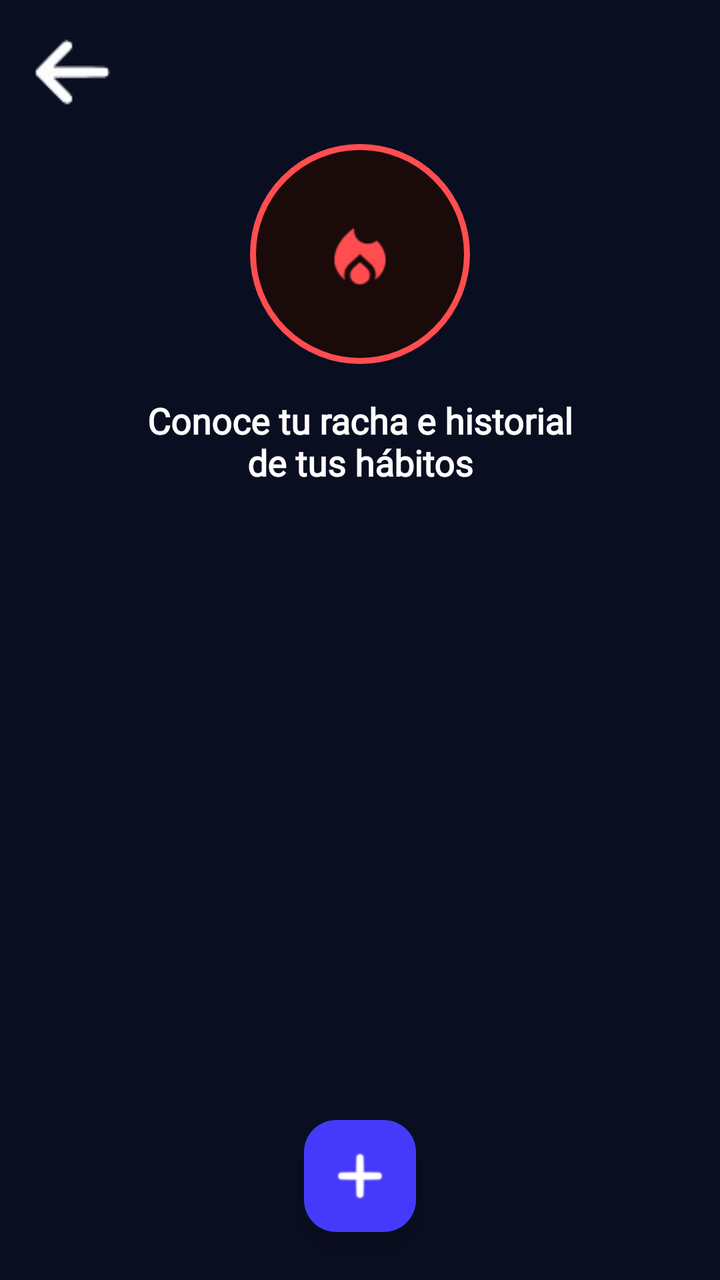
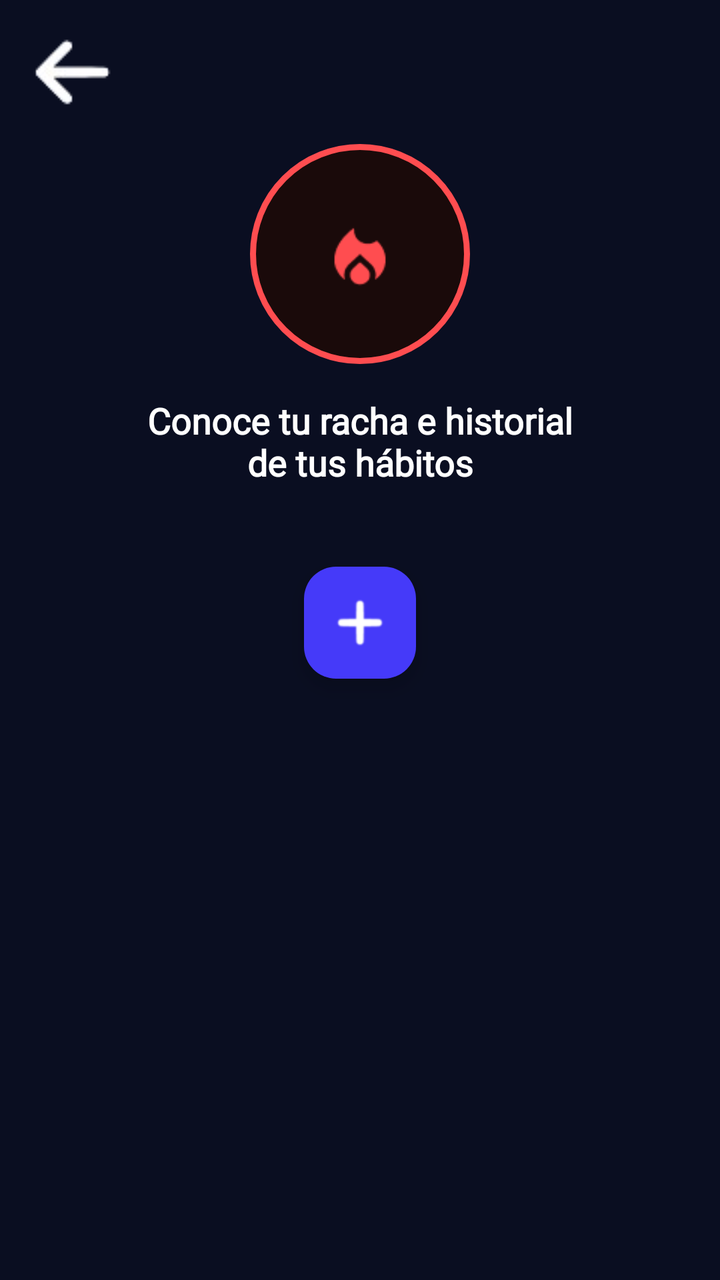

Compare the two renders of this Android layout. The source of the first and the diff that turns it into the second are given below.
<!-- AndroidManifest.xml: application theme Theme.Consty_Group -->
<!-- res/layout/fragment_racha_de_habitos.xml -->
<?xml version="1.0" encoding="utf-8"?>
<androidx.constraintlayout.widget.ConstraintLayout
    xmlns:android="http://schemas.android.com/apk/res/android"
    xmlns:app="http://schemas.android.com/apk/res-auto"
    xmlns:tools="http://schemas.android.com/tools"
    android:layout_width="match_parent"
    android:layout_height="match_parent"
    android:background="@color/backgroundColo"
    tools:context=".main.abito.RachaDeHabitosFragment">

    
    <ImageButton
        android:id="@+id/btnVolver"
        android:layout_width="40dp"
        android:layout_height="40dp"
        android:layout_marginStart="16dp"
        android:layout_marginTop="16dp"
        android:src="@drawable/iconovolver"
        android:background="?attr/selectableItemBackgroundBorderless"
        android:contentDescription="@string/volver"
        app:layout_constraintTop_toTopOf="parent"
        app:layout_constraintStart_toStartOf="parent" />

    
    <FrameLayout
        android:id="@+id/frameIconoFuego"
        android:layout_width="110dp"
        android:layout_height="110dp"
        android:layout_marginTop="16dp"
        android:background="@drawable/bg_fuego_racha"
        app:layout_constraintTop_toBottomOf="@id/btnVolver"
        app:layout_constraintStart_toStartOf="parent"
        app:layout_constraintEnd_toEndOf="parent">

        <ImageView
            android:layout_width="60dp"
            android:layout_height="60dp"
            android:layout_gravity="center"
            android:src="@drawable/racha"
            app:tint="@color/ColorRojo" />
    </FrameLayout>

    
    <TextView
        android:id="@+id/tvDescripcion"
        android:layout_width="wrap_content"
        android:layout_height="wrap_content"
        android:layout_marginTop="16dp"
        android:text="@string/conoce_tu_racha_e_historial_nde_tus_habitos"
        android:fontFamily="@font/museomoderno"
        android:textColor="@color/white"
        android:textSize="18sp"
        android:textStyle="bold"
        android:gravity="center"
        app:layout_constraintTop_toBottomOf="@id/frameIconoFuego"
        app:layout_constraintStart_toStartOf="parent"
        app:layout_constraintEnd_toEndOf="parent" />

    
    <androidx.recyclerview.widget.RecyclerView
        android:id="@+id/rvRachaHabitos"
        android:layout_width="match_parent"
        android:layout_height="wrap_content"
        android:layout_marginTop="16dp"
        android:paddingHorizontal="8dp"
        android:clipToPadding="false"
        app:layoutManager="androidx.recyclerview.widget.GridLayoutManager"
        app:spanCount="2"
        app:layout_constraintTop_toBottomOf="@id/tvDescripcion"
        app:layout_constraintStart_toStartOf="parent"
        app:layout_constraintEnd_toEndOf="parent"
        tools:listitem="@layout/item_racha_habito"
        tools:itemCount="4" />

    
    <com.google.android.material.floatingactionbutton.FloatingActionButton
        android:id="@+id/fabAgregarHabito"
        android:layout_width="wrap_content"
        android:layout_height="wrap_content"
        android:layout_marginBottom="24dp"
        android:src="@drawable/plus"
        android:contentDescription="@string/agregar_h_bito"
        app:backgroundTint="@color/ColorBotones"
        app:tint="@color/white"
        app:fabSize="normal"
        app:layout_constraintBottom_toBottomOf="parent"
        app:layout_constraintStart_toStartOf="parent"
        app:layout_constraintEnd_toEndOf="parent" />

</androidx.constraintlayout.widget.ConstraintLayout>
<!-- res/layout/item_racha_habito.xml (included above) -->
<?xml version="1.0" encoding="utf-8"?>
<androidx.cardview.widget.CardView
    xmlns:android="http://schemas.android.com/apk/res/android"
    xmlns:app="http://schemas.android.com/apk/res-auto"
    android:id="@+id/cardRachaHabito"
    android:layout_width="match_parent"
    android:layout_height="170dp"
    android:layout_margin="8dp"
    app:cardBackgroundColor="@android:color/transparent"
    app:cardCornerRadius="20dp"
    app:cardElevation="0dp">

    <LinearLayout
        android:id="@+id/containerRacha"
        android:layout_width="match_parent"
        android:layout_height="match_parent"
        android:orientation="vertical"
        android:padding="16dp"
        android:gravity="center_horizontal"
        android:background="@drawable/borde_racha_azul">

        
        <RelativeLayout
            android:layout_width="match_parent"
            android:layout_height="wrap_content"
            android:layout_marginBottom="8dp">

            <LinearLayout
                android:layout_width="wrap_content"
                android:layout_height="wrap_content"
                android:orientation="horizontal"
                android:gravity="center_vertical"
                android:layout_alignParentStart="true">

                <ImageView
                    android:layout_width="16dp"
                    android:layout_height="16dp"
                    android:src="@drawable/racha"
                    app:tint="@color/ColorRojo" />

                <TextView
                    android:id="@+id/tvDiasRacha"
                    android:layout_width="wrap_content"
                    android:layout_height="wrap_content"
                    android:layout_marginStart="4dp"
                    android:text="@string/_12_dias"
                    android:textColor="#B0B0B0"
                    android:textSize="12sp"
                    android:textStyle="bold" />
            </LinearLayout>

            
            <ImageView
                android:id="@+id/ivCheckRacha"
                android:layout_width="20dp"
                android:layout_height="20dp"
                android:layout_alignParentEnd="true"
                android:src="@drawable/check_abito" />
        </RelativeLayout>

        
        <FrameLayout
            android:id="@+id/layoutIconoHabito"
            android:layout_width="65dp"
            android:layout_height="65dp"
            android:layout_marginVertical="4dp"
            android:background="@drawable/bg_icono_habito">

            <ImageView
                android:id="@+id/ivIconoHabito"
                android:layout_width="35dp"
                android:layout_height="35dp"
                android:layout_gravity="center"
                android:src="@drawable/racha"
                android:scaleType="centerInside" />
        </FrameLayout>

        
        <TextView
            android:id="@+id/tvNombreHabito"
            android:layout_width="match_parent"
            android:layout_height="wrap_content"
            android:layout_marginTop="8dp"
            android:text="@string/meditacion"
            android:textColor="@color/white"
            android:textSize="14sp"
            android:textStyle="bold"
            android:gravity="center" />

    </LinearLayout>

</androidx.cardview.widget.CardView>
<!-- resources referenced by this layout -->
<resources>
  <color name="ColorBotones">#453AF9</color>
  <color name="ColorRojo">#FF4D50</color>
  <color name="backgroundColo">#0A0E21</color>
  <color name="white">#FFFFFFFF</color>
  <!-- drawable bg_fuego_racha (drawable) -->
  <?xml version="1.0" encoding="utf-8"?>
  <shape xmlns:android="http://schemas.android.com/apk/res/android"
      android:shape="oval">
      <solid android:color="#1A0A0A" />
      <stroke android:width="3dp" android:color="@color/ColorRojo" />
  </shape>
  <!-- drawable bg_icono_habito (drawable) -->
  <?xml version="1.0" encoding="utf-8"?>
  <shape xmlns:android="http://schemas.android.com/apk/res/android">
      <solid android:color="@color/bgiconoHabito" /> 
      <corners android:radius="12dp" />
  </shape>
  <!-- drawable borde_racha_azul (drawable) -->
  <?xml version="1.0" encoding="utf-8"?>
  <shape xmlns:android="http://schemas.android.com/apk/res/android">
      <solid android:color="@color/backgroundColo" />
      <corners android:radius="20dp" />
      <stroke android:width="3dp" android:color="#453AF9" />
  </shape>
  <!-- drawable check_abito (drawable) -->
  <?xml version="1.0" encoding="utf-8"?>
  <selector xmlns:android="http://schemas.android.com/apk/res/android">
      <item android:state_checked="true">
          <shape android:shape="oval">
              <solid android:color="@color/white" />
              <stroke android:width="2dp" android:color="@color/white" />
          </shape>
      </item>
      <item>
          <shape android:shape="oval">
              <solid android:color="#22FFFFFF" />
              <stroke android:width="2dp" android:color="@color/white" />
          </shape>
      </item>
  </selector>
  <!-- drawable iconovolver: png bitmap (drawable, 3277 bytes) -->
  <!-- drawable plus: png bitmap (drawable, 835 bytes) -->
  <!-- drawable racha: png bitmap (drawable, 1050 bytes) -->
  <string name="_12_dias">12 Días</string>
  <string name="agregar_h_bito">Agregar hábito</string>
  <string name="conoce_tu_racha_e_historial_nde_tus_habitos">Conoce tu racha e historial\nde tus hábitos</string>
  <string name="meditacion">Meditación</string>
  <string name="volver">Volver</string>
  <style name="Theme.Consty_Group" parent="Base.Theme.Consty_Group" />
  <color name="bgiconoHabito">#20FFFFFF</color>
  <style name="Base.Theme.Consty_Group" parent="Theme.Material3.DayNight.NoActionBar">
          <item name="android:statusBarColor">@color/backgroundColo</item>
  
      </style>
</resources>

<!-- the commit's change to res/layout/fragment_racha_de_habitos.xml (unified diff, before → after) -->
@@ -1,93 +1,102 @@
 <?xml version="1.0" encoding="utf-8"?>
-<androidx.constraintlayout.widget.ConstraintLayout
+<ScrollView
     xmlns:android="http://schemas.android.com/apk/res/android"
     xmlns:app="http://schemas.android.com/apk/res-auto"
     xmlns:tools="http://schemas.android.com/tools"
     android:layout_width="match_parent"
     android:layout_height="match_parent"
     android:background="@color/backgroundColo"
+    android:fillViewport="true"
     tools:context=".main.abito.RachaDeHabitosFragment">
 
-    
-    <ImageButton
-        android:id="@+id/btnVolver"
-        android:layout_width="40dp"
-        android:layout_height="40dp"
-        android:layout_marginStart="16dp"
-        android:layout_marginTop="16dp"
-        android:src="@drawable/iconovolver"
-        android:background="?attr/selectableItemBackgroundBorderless"
-        android:contentDescription="@string/volver"
-        app:layout_constraintTop_toTopOf="parent"
-        app:layout_constraintStart_toStartOf="parent" />
-
-    
-    <FrameLayout
-        android:id="@+id/frameIconoFuego"
-        android:layout_width="110dp"
-        android:layout_height="110dp"
-        android:layout_marginTop="16dp"
-        android:background="@drawable/bg_fuego_racha"
-        app:layout_constraintTop_toBottomOf="@id/btnVolver"
-        app:layout_constraintStart_toStartOf="parent"
-        app:layout_constraintEnd_toEndOf="parent">
-
-        <ImageView
-            android:layout_width="60dp"
-            android:layout_height="60dp"
-            android:layout_gravity="center"
-            android:src="@drawable/racha"
-            app:tint="@color/ColorRojo" />
-    </FrameLayout>
-
-    
-    <TextView
-        android:id="@+id/tvDescripcion"
-        android:layout_width="wrap_content"
-        android:layout_height="wrap_content"
-        android:layout_marginTop="16dp"
-        android:text="@string/conoce_tu_racha_e_historial_nde_tus_habitos"
-        android:fontFamily="@font/museomoderno"
-        android:textColor="@color/white"
-        android:textSize="18sp"
-        android:textStyle="bold"
-        android:gravity="center"
-        app:layout_constraintTop_toBottomOf="@id/frameIconoFuego"
-        app:layout_constraintStart_toStartOf="parent"
-        app:layout_constraintEnd_toEndOf="parent" />
-
-    
-    <androidx.recyclerview.widget.RecyclerView
-        android:id="@+id/rvRachaHabitos"
+    <androidx.constraintlayout.widget.ConstraintLayout
         android:layout_width="match_parent"
         android:layout_height="wrap_content"
-        android:layout_marginTop="16dp"
-        android:paddingHorizontal="8dp"
-        android:clipToPadding="false"
-        app:layoutManager="androidx.recyclerview.widget.GridLayoutManager"
-        app:spanCount="2"
-        app:layout_constraintTop_toBottomOf="@id/tvDescripcion"
-        app:layout_constraintStart_toStartOf="parent"
-        app:layout_constraintEnd_toEndOf="parent"
-        tools:listitem="@layout/item_racha_habito"
-        tools:itemCount="4" />
+        android:paddingBottom="100dp">
 
-    
-    <com.google.android.material.floatingactionbutton.FloatingActionButton
-        android:id="@+id/fabAgregarHabito"
-        android:layout_width="wrap_content"
-        android:layout_height="wrap_content"
-        android:layout_marginBottom="24dp"
-        android:src="@drawable/plus"
-        android:contentDescription="@string/agregar_h_bito"
-        app:backgroundTint="@color/ColorBotones"
-        app:tint="@color/white"
-        app:fabSize="normal"
-        app:layout_constraintBottom_toBottomOf="parent"
-        app:layout_constraintStart_toStartOf="parent"
-        app:layout_constraintEnd_toEndOf="parent" />
+        
+        <ImageButton
+            android:id="@+id/btnVolver"
+            android:layout_width="40dp"
+            android:layout_height="40dp"
+            android:layout_marginStart="16dp"
+            android:layout_marginTop="16dp"
+            android:src="@drawable/iconovolver"
+            android:background="?attr/selectableItemBackgroundBorderless"
+            android:contentDescription="@string/volver"
+            app:layout_constraintTop_toTopOf="parent"
+            app:layout_constraintStart_toStartOf="parent" />
 
-</androidx.constraintlayout.widget.ConstraintLayout>
+        
+        <FrameLayout
+            android:id="@+id/frameIconoFuego"
+            android:layout_width="110dp"
+            android:layout_height="110dp"
+            android:layout_marginTop="16dp"
+            android:background="@drawable/bg_fuego_racha"
+            app:layout_constraintTop_toBottomOf="@id/btnVolver"
+            app:layout_constraintStart_toStartOf="parent"
+            app:layout_constraintEnd_toEndOf="parent">
+
+            <ImageView
+                android:layout_width="60dp"
+                android:layout_height="60dp"
+                android:layout_gravity="center"
+                android:src="@drawable/racha"
+                app:tint="@color/ColorRojo" />
+        </FrameLayout>
+
+        
+        <TextView
+            android:id="@+id/tvDescripcion"
+            android:layout_width="wrap_content"
+            android:layout_height="wrap_content"
+            android:layout_marginTop="16dp"
+            android:text="@string/conoce_tu_racha_e_historial_nde_tus_habitos"
+            android:fontFamily="@font/museomoderno"
+            android:textColor="@color/white"
+            android:textSize="18sp"
+            android:textStyle="bold"
+            android:gravity="center"
+            app:layout_constraintTop_toBottomOf="@id/frameIconoFuego"
+            app:layout_constraintStart_toStartOf="parent"
+            app:layout_constraintEnd_toEndOf="parent" />
+
+        
+        <androidx.recyclerview.widget.RecyclerView
+            android:id="@+id/rvRachaHabitos"
+            android:layout_width="match_parent"
+            android:layout_height="wrap_content"
+            android:layout_marginTop="16dp"
+            android:paddingHorizontal="8dp"
+            android:clipToPadding="false"
+            android:nestedScrollingEnabled="false"
+            app:layoutManager="androidx.recyclerview.widget.GridLayoutManager"
+            app:spanCount="2"
+            app:layout_constraintTop_toBottomOf="@id/tvDescripcion"
+            app:layout_constraintStart_toStartOf="parent"
+            app:layout_constraintEnd_toEndOf="parent"
+            tools:listitem="@layout/item_racha_habito"
+            tools:itemCount="4" />
+
+        
+        <com.google.android.material.floatingactionbutton.FloatingActionButton
+            android:id="@+id/fabAgregarHabito"
+            android:layout_width="wrap_content"
+            android:layout_height="wrap_content"
+            android:layout_marginTop="24dp"
+            android:src="@drawable/plus"
+            android:contentDescription="@string/agregar_h_bito"
+            app:backgroundTint="@color/ColorBotones"
+            app:tint="@color/white"
+            app:fabSize="normal"
+            app:layout_constraintTop_toBottomOf="@id/rvRachaHabitos"
+            app:layout_constraintStart_toStartOf="parent"
+            app:layout_constraintEnd_toEndOf="parent" />
+
+    </androidx.constraintlayout.widget.ConstraintLayout>
+
+</ScrollView>
 <!-- res/layout/item_racha_habito.xml (included above) -->
 <?xml version="1.0" encoding="utf-8"?>
 <androidx.cardview.widget.CardView
